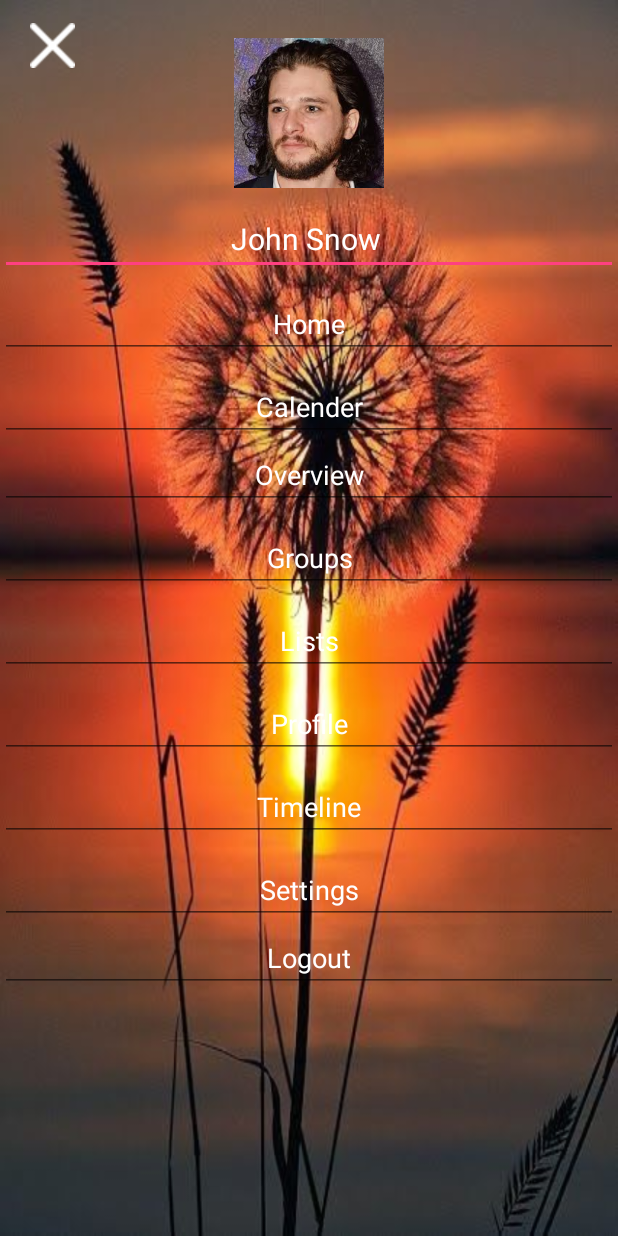
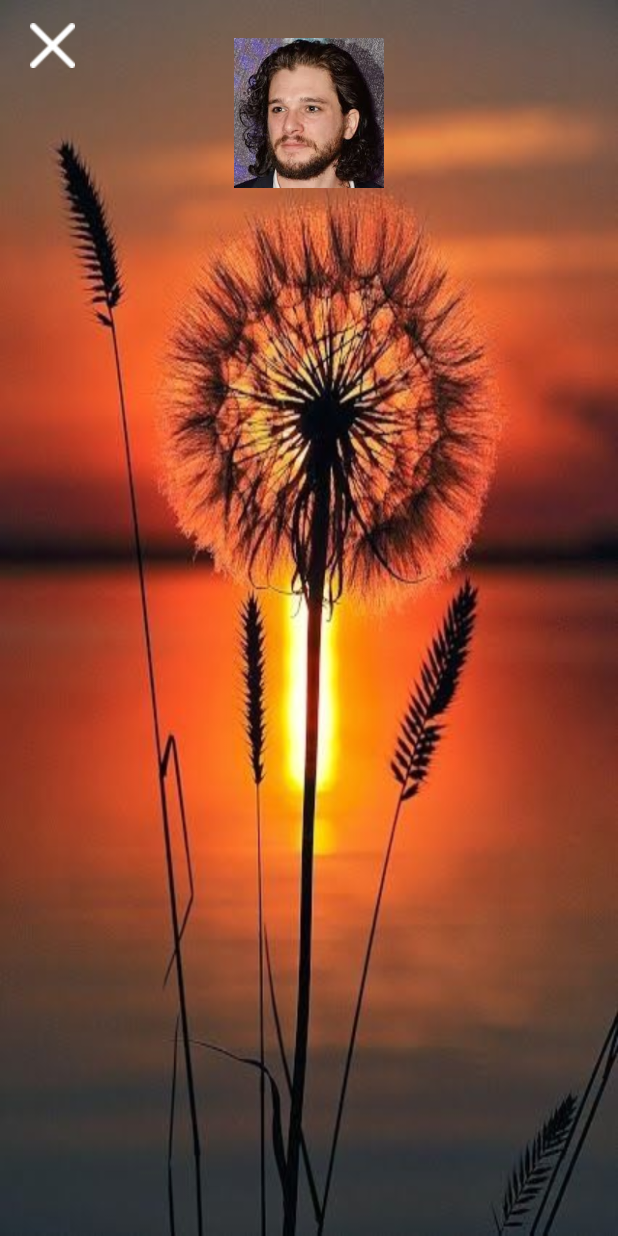
Before and after one commit to syntaxSizer/Golom, an Android app: the Profile screen opened directly, with no data from a screen before it, on a phone screen of 412 x 824 dp. Run offline under Robolectric (Android 15) with nearby library versions, the phone set to English and light mode, and no system bars.

Commit message:
remove text feiled activity 4

```diff
--- a/app/src/main/res/layout/profile.xml
+++ b/app/src/main/res/layout/profile.xml
@@ -22,103 +22,5 @@
 
         />
 
-    <EditText
-        android:layout_width="match_parent"
-        android:layout_height="wrap_content"
-        android:id="@+id/editText2"
-        android:text="John Snow "
-        android:layout_marginTop="10dp"
-        android:textAlignment="center"
-        android:textColor="#fff"
-        android:textSize="20dp"/>
-
-    <EditText
-        android:layout_width="match_parent"
-        android:layout_height="wrap_content"
-        android:id="@+id/editText3"
-        android:layout_gravity="center_horizontal"
-        android:text="Home"
-        android:layout_marginTop="10dp"
-        android:textAlignment="center"
-        android:textColor="#fff"/>
-
-    <EditText
-        android:layout_width="match_parent"
-        android:layout_height="wrap_content"
-        android:id="@+id/editText4"
-        android:layout_gravity="center_horizontal"
-        android:text="Calender"
-        android:layout_marginTop="10dp"
-        android:textAlignment="center"
-        android:textColor="#fff"/>
-
-    <EditText
-        android:layout_width="match_parent"
-        android:layout_height="wrap_content"
-        android:id="@+id/editText5"
-        android:layout_gravity="center_horizontal"
-        android:text="Overview"
-        android:textAlignment="center"
-        android:textColor="#fff"/>
-
-    <EditText
-        android:layout_width="match_parent"
-        android:layout_height="wrap_content"
-        android:id="@+id/editText6"
-        android:layout_gravity="center_horizontal"
-        android:text="Groups"
-        android:layout_marginTop="10dp"
-        android:textAlignment="center"
-        android:textColor="#fff"/>
-
-    <EditText
-        android:layout_width="match_parent"
-        android:layout_height="wrap_content"
-        android:id="@+id/editText7"
-        android:layout_gravity="center_horizontal"
-        android:text="Lists"
-        android:layout_marginTop="10dp"
-        android:textAlignment="center"
-        android:textColor="#fff"/>
-
-    <EditText
-        android:layout_width="match_parent"
-        android:layout_height="wrap_content"
-        android:id="@+id/editText8"
-        android:layout_gravity="center_horizontal"
-        android:text="Profile"
-        android:layout_marginTop="10dp"
-        android:textAlignment="center"
-        android:textColor="#fff"/>
-
-    <EditText
-        android:layout_width="match_parent"
-        android:layout_height="wrap_content"
-        android:id="@+id/editText9"
-        android:layout_gravity="center_horizontal"
-        android:text="Timeline"
-        android:layout_marginTop="10dp"
-        android:textAlignment="center"
-        android:textColor="#fff"/>
-
-    <EditText
-        android:layout_width="match_parent"
-        android:layout_height="wrap_content"
-        android:id="@+id/editText10"
-        android:layout_gravity="center_horizontal"
-        android:text="Settings"
-        android:layout_marginTop="10dp"
-        android:textAlignment="center"
-        android:textColor="#fff"/>
-
-    <EditText
-        android:layout_width="match_parent"
-        android:layout_height="wrap_content"
-        android:id="@+id/editText11"
-        android:layout_gravity="center_horizontal"
-        android:text="Logout"
-        android:textAlignment="center"
-        android:textColor="#fff"/>
-
 
 </LinearLayout>
```
